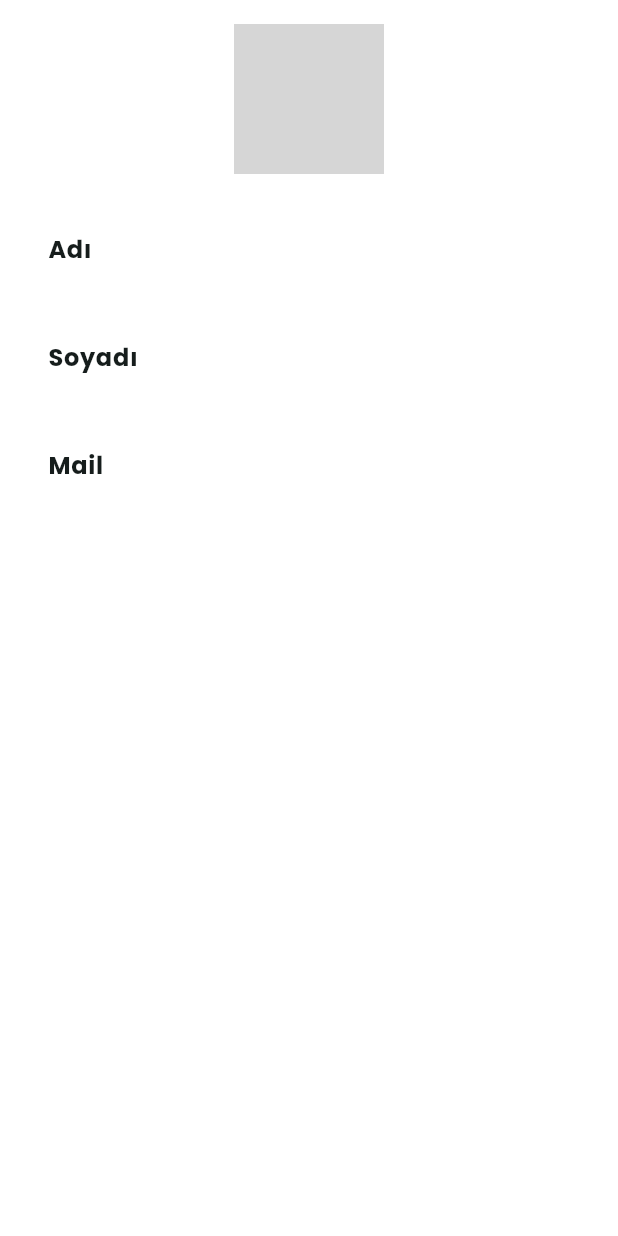
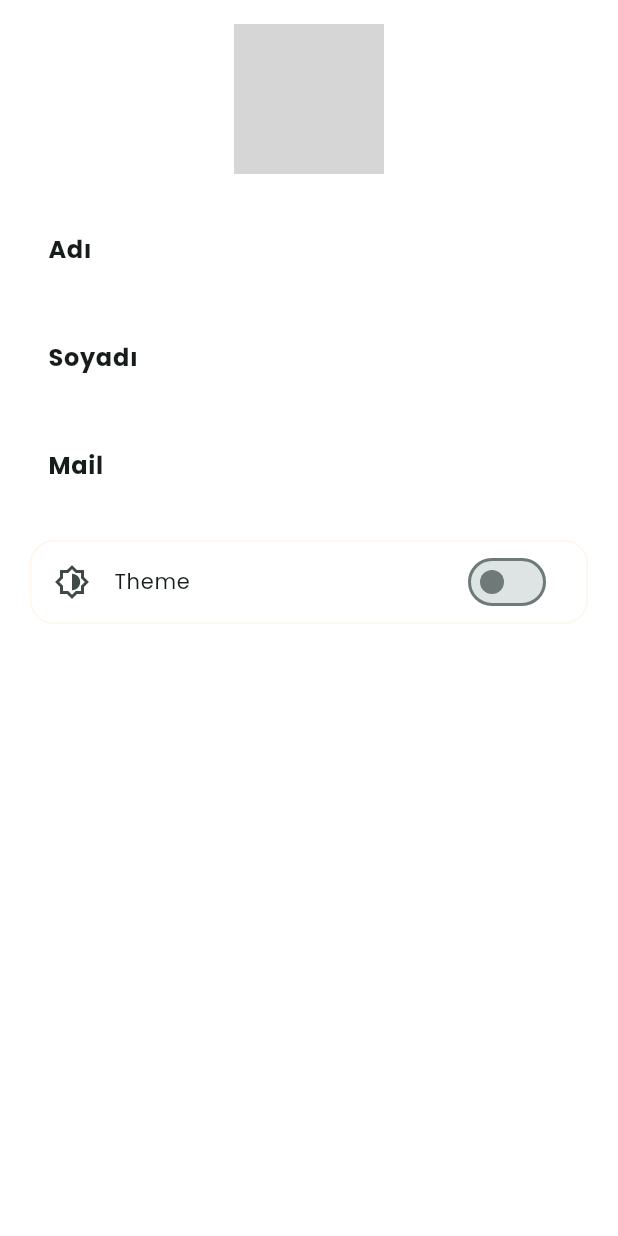
Before and after one commit to Yido1007/trackwallet, a Flutter app: the ProfileScreen screen opened directly, on a phone screen of 412 x 824 dp. Run offline on Flutter 3.47's test engine with Material 3 defaults, Android fonts, the phone set to English and light mode, and no system bars; our stand-ins replace animated_bottom_navigation_bar, dio, gap, get, google_fonts, google_sign_in and 1 more; accounts and stored records are empty; network calls fail; grey boxes are pictures that could not be loaded.

Commit message:
the location of some files has changed and the dark/light mode switch has been made

```diff
--- a/lib/main.dart
+++ b/lib/main.dart
@@ -1,6 +1,6 @@
 import 'package:flutter/material.dart';
 import 'package:get/get.dart';
-import 'package:trackwallet/core/app_binding.dart';
+import 'package:trackwallet/module/binding/app_binding.dart';
 import 'package:trackwallet/core/routes.dart';
 import 'package:trackwallet/theme/app_theme.dart';
 
--- a/lib/core/app_binding.dart
+++ b/lib/module/binding/app_binding.dart
@@ -2,6 +2,8 @@ import 'package:get/instance_manager.dart';
 import 'package:trackwallet/service/api.dart';
 import 'package:trackwallet/service/auth.dart';
 import 'package:trackwallet/service/storage.dart';
+
+import '../../core/theme.dart';
 
 class AppBinding extends Bindings {
   @override
@@ -11,6 +13,7 @@ class AppBinding extends Bindings {
       await service.init();
       return service;
     });
+    Get.put(ThemeService());
     await Get.putAsync<ApiService>(() async {
       final service = ApiService();
       await service.init();
--- a/lib/module/controller/home_controller.dart
+++ b/lib/module/controller/home_controller.dart
@@ -1,5 +1,5 @@
 import 'package:get/get.dart';
-import 'package:trackwallet/core/base_controller.dart';
+import 'package:trackwallet/module/controller/base_controller.dart';
 import 'package:trackwallet/core/routes.dart';
 
 import '../../service/auth.dart';
--- a/lib/module/controller/login_controller.dart
+++ b/lib/module/controller/login_controller.dart
@@ -1,5 +1,5 @@
 import 'package:get/get.dart';
-import 'package:trackwallet/core/base_controller.dart';
+import 'package:trackwallet/module/controller/base_controller.dart';
 import 'package:trackwallet/core/routes.dart';
 import 'package:trackwallet/service/auth.dart';
 
--- a/lib/module/controller/profile_controller.dart
+++ b/lib/module/controller/profile_controller.dart
@@ -1,5 +1,5 @@
 import 'package:get/get.dart';
-import 'package:trackwallet/core/base_controller.dart';
+import 'package:trackwallet/module/controller/base_controller.dart';
 import 'package:trackwallet/model/user.dart';
 import 'package:trackwallet/service/auth.dart';
 
--- a/lib/module/controller/splash_controller.dart
+++ b/lib/module/controller/splash_controller.dart
@@ -1,5 +1,5 @@
 import 'package:get/get.dart';
-import 'package:trackwallet/core/base_controller.dart';
+import 'package:trackwallet/module/controller/base_controller.dart';
 import 'package:trackwallet/core/routes.dart';
 import 'package:trackwallet/service/api.dart';
 import 'package:trackwallet/service/auth.dart';
--- a/lib/screen/static/profile.dart
+++ b/lib/screen/client/profile.dart
@@ -1,6 +1,7 @@
 import 'package:flutter/material.dart';
 import 'package:gap/gap.dart';
 import 'package:get/get.dart';
+import 'package:trackwallet/core/theme.dart';
 import 'package:trackwallet/widget/profile_card.dart';
 
 import '../../module/controller/profile_controller.dart';
@@ -32,9 +33,32 @@ class ProfileScreen extends GetView<ProfileController> {
               value: controller.user.value?.lastName ?? "",
             ),
             UserCard(title: "Mail", value: controller.user.value?.email ?? ""),
+            CardSettings(),
           ],
         ),
       ),
     );
   }
 }
+
+class CardSettings extends StatelessWidget {
+  CardSettings({super.key});
+  final ThemeService themeService = Get.find<ThemeService>();
+  @override
+  Widget build(BuildContext context) {
+    return Card(
+      child: ListTile(
+        leading: Icon(Icons.brightness_6_outlined),
+        title: Text("Theme"),
+        trailing: Obx(
+          () => Switch(
+            value: themeService.isDarkTheme,
+            onChanged: (value) {
+              themeService.toggleTheme();
+            },
+          ),
+        ),
+      ),
+    );
+  }
+}
--- a/lib/screen/home.dart
+++ b/lib/screen/home.dart
@@ -3,7 +3,7 @@ import 'package:flutter/material.dart';
 import 'package:get/get.dart';
 import 'package:trackwallet/module/controller/home_controller.dart';
 import 'package:trackwallet/screen/client/dashboard.dart';
-import 'package:trackwallet/screen/static/profile.dart';
+import 'package:trackwallet/screen/client/profile.dart';
 import 'package:trackwallet/theme/app_colors.dart';
 
 class HomeScreen extends GetView<HomeController> {
--- a/lib/service/api.dart
+++ b/lib/service/api.dart
@@ -24,8 +24,8 @@ class ApiService extends GetxService {
     _dio = Dio(
       BaseOptions(
         baseUrl: ApiConstant.baseUrl, // API adress
-        connectTimeout: Duration(seconds: 10),
-        receiveTimeout: Duration(seconds: 10),
+        connectTimeout: Duration(seconds: 60),
+        receiveTimeout: Duration(seconds: 60),
         contentType: "application/json",
       ),
     );
--- a/lib/service/storage.dart
+++ b/lib/service/storage.dart
@@ -2,7 +2,8 @@ import 'package:get/get_state_manager/get_state_manager.dart';
 import 'package:shared_preferences/shared_preferences.dart';
 
 abstract class StorageKeys {
-  static const String  userToken = "user_token";
+  static const String userToken = "user_token";
+  static const String themeMode = "theme_mode";
 }
 
 class Storage extends GetxController {
```
Also changed, not shown: lib/core/theme.dart (added, +38 -0 lines), lib/module/controller/base_controller.dart (renamed from lib/core/base_controller.dart).
